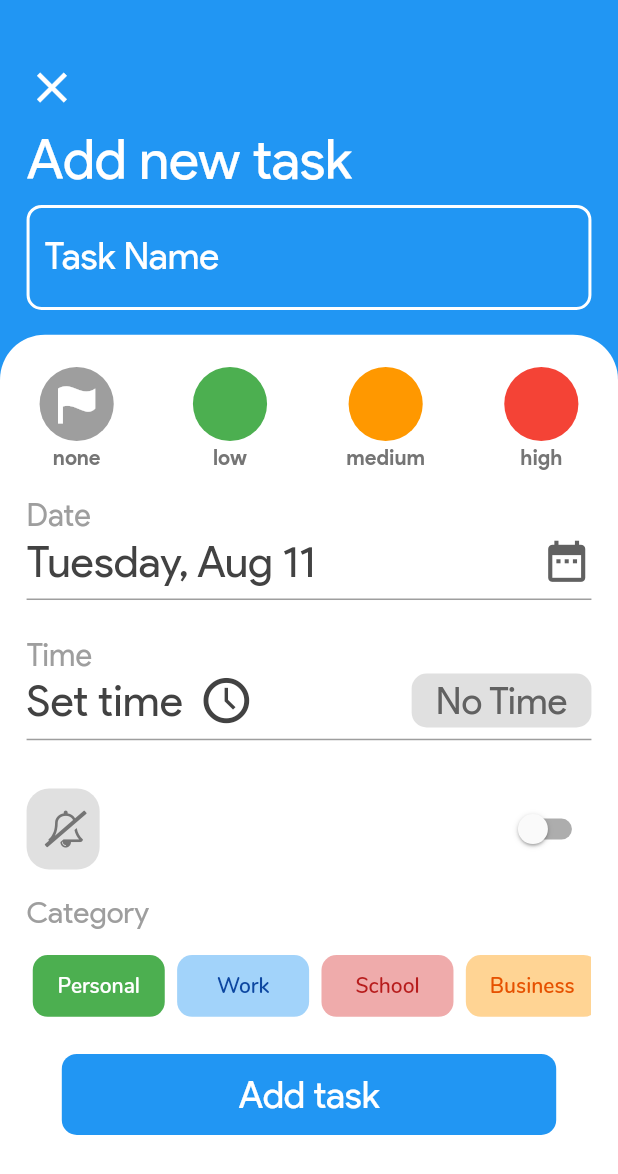
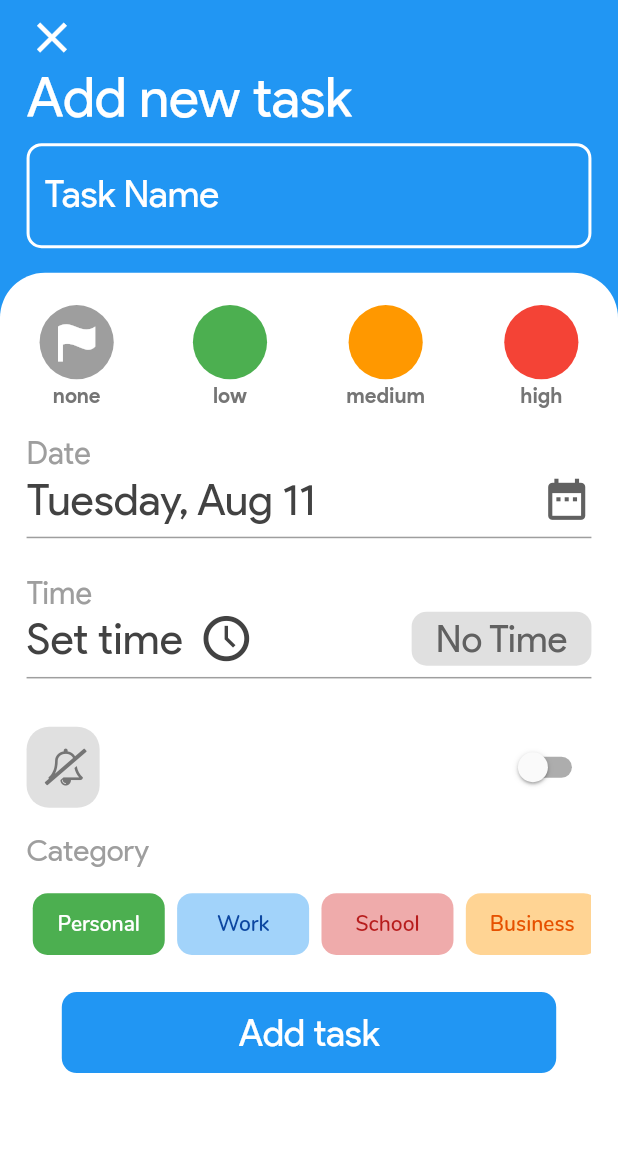
Before and after one commit to CreativelyLogical/todolist-app, a Flutter app: the AddTaskFullScreen screen opened directly, on a phone screen of 412 x 824 dp. Shown: the top 1174 px of the screen. Run offline on Flutter 3.47's test engine with Material 2 defaults, Android fonts, the light colour scheme and no system bars; our stand-ins replace circular_check_box, fluttertoast, sqflite, table_calendar; missing offline and left inert: device_calendar; accounts and stored records are empty.

Commit message:
Further beautify all tasks screen

```diff
--- a/lib/screens/add_task_fullscreen.dart
+++ b/lib/screens/add_task_fullscreen.dart
@@ -300,11 +300,13 @@ class _AddTaskFullScreenState extends State<AddTaskFullScreen>
     return Scaffold(
         resizeToAvoidBottomPadding: false,
         backgroundColor: kBlue,
-        body: Column(
+        body: SafeArea(
+          bottom: false,
+          child: Column(
             crossAxisAlignment: CrossAxisAlignment.start,
             children: <Widget>[
               SizedBox(
-              height: SizeConfig.screenHeight * 0.05,
+                height: SizeConfig.screenHeight * 0.01,
               ),
               Padding(
                 padding: EdgeInsets.symmetric(
@@ -329,35 +331,14 @@ class _AddTaskFullScreenState extends State<AddTaskFullScreen>
                         SizedBox(
                           width: SizeConfig.screenWidth * 0.03,
                         ),
-//                      Text(
-//                        'New Task',
-//                        style: TextStyle(
-//                          fontSize: SizeConfig.blockSizeVertical *
-//                              SizeConfig.blockSizeHorizontal,
-//                          color: kWhite,
-//                        ),
-//                      )
                       ],
                     ),
-//                  FlatButton(
-//                    shape: RoundedRectangleBorder(
-//                      borderRadius: BorderRadius.all(Radius.circular(10.0)),
-//                    ),
-//                    color: kWhite,
-//                    child: Text(
-//                      'Add Task',
-//                      style: TextStyle(
-//                        color: kBlue,
-//                      ),
-//                    ),
-//                    onPressed: () {},
-//                  ),
                   ],
                 ),
               ),
-            SizedBox(
-              height: SizeConfig.screenHeight * 0.01,
-            ),
+//            SizedBox(
+//              height: SizeConfig.screenHeight * 0.01,
+//            ),
               Padding(
                 padding: EdgeInsets.only(
                   left: SizeConfig.blockSizeHorizontal * 4.3,
@@ -426,22 +407,22 @@ class _AddTaskFullScreenState extends State<AddTaskFullScreen>
 //                crossAxisAlignment: CrossAxisAlignment.start,
                     padding: EdgeInsets.only(top: 5),
                     children: <Widget>[
-//                    Padding(
-//                      padding: EdgeInsets.only(
-//                        left: SizeConfig.blockSizeHorizontal * 4.3,
-//                        top: SizeConfig.screenHeight * 0.02,
-//                      ),
-//                      child: Text(
-//                        'Priority',
-//                        style: TextStyle(
-//                          fontSize: SizeConfig.blockSizeVertical * 2.5,
-//                          color: Colors.grey.shade500,
+//                      Padding(
+//                        padding: EdgeInsets.only(
+//                          left: SizeConfig.blockSizeHorizontal * 4.3,
+//                          top: SizeConfig.screenHeight * 0.02,
 //                        ),
-//                      ),
-//                    ), // priority
+//                        child: Text(
+//                          'Priority',
+//                          style: TextStyle(
+//                            fontSize: SizeConfig.blockSizeVertical * 2.5,
+//                            color: Colors.grey.shade500,
+//                          ),
+//                        ),
+//                      ), // priority
                       Padding(
-                      padding:
-                          EdgeInsets.only(top: SizeConfig.screenHeight * 0.02),
+                        padding: EdgeInsets.only(
+                            top: SizeConfig.screenHeight * 0.02),
                         child: Row(
                           mainAxisAlignment: MainAxisAlignment.spaceAround,
                           children: <Widget>[
@@ -668,8 +649,9 @@ class _AddTaskFullScreenState extends State<AddTaskFullScreen>
                                   'No Time',
                                   style: TextStyle(
                                     fontSize: SizeConfig.blockSizeVertical * 3,
-                                  color:
-                                      timeOption == 'no time' ? kWhite : kGrey,
+                                    color: timeOption == 'no time'
+                                        ? kWhite
+                                        : kGrey,
                                   ),
                                 ),
                                 onPressed: () {
@@ -725,7 +707,8 @@ class _AddTaskFullScreenState extends State<AddTaskFullScreen>
                                               context: context,
                                               builder: (BuildContext context) =>
                                                   DurationPicker(
-                                              setReminderCallback: (reminder) {
+                                                setReminderCallback:
+                                                    (reminder) {
                                                   selectedReminder = reminder;
                                                 },
                                               ),
@@ -735,20 +718,23 @@ class _AddTaskFullScreenState extends State<AddTaskFullScreen>
                                         child: Icon(
                                           remind == true
                                               ? NotificationBells.bell
-                                            : NotificationBells.bell_off_empty,
-                                        size: SizeConfig.blockSizeVertical * 3,
+                                              : NotificationBells
+                                                  .bell_off_empty,
+                                          size:
+                                              SizeConfig.blockSizeVertical * 3,
                                           color: remind == true
                                               ? Colors.blue.shade800
                                                   .withOpacity(controller.value)
                                               : Colors.grey.shade600
-                                                .withOpacity(controller.value),
+                                                  .withOpacity(
+                                                      controller.value),
                                         ),
                                       ),
                                       Padding(
                                         padding: selectedReminder != null
                                             ? EdgeInsets.only(
-                                              left:
-                                                  SizeConfig.screenWidth * 0.02)
+                                                left: SizeConfig.screenWidth *
+                                                    0.02)
                                             : EdgeInsets.all(0),
                                         child: Text(
                                           selectedReminder == null
@@ -756,7 +742,8 @@ class _AddTaskFullScreenState extends State<AddTaskFullScreen>
                                               : selectedReminder,
                                           style: TextStyle(
                                             fontSize:
-                                              SizeConfig.blockSizeVertical * 3,
+                                                SizeConfig.blockSizeVertical *
+                                                    3,
                                             color: remind == true
                                                 ? Colors.blue.shade800
                                                 : Colors.grey.shade600,
@@ -862,7 +849,8 @@ class _AddTaskFullScreenState extends State<AddTaskFullScreen>
                         ),
                         child: FlatButton(
                           shape: RoundedRectangleBorder(
-                          borderRadius: BorderRadius.all(Radius.circular(10.0)),
+                            borderRadius:
+                                BorderRadius.all(Radius.circular(10.0)),
                           ),
                           padding: EdgeInsets.symmetric(vertical: 12.0),
                           child: Text(
@@ -880,7 +868,8 @@ class _AddTaskFullScreenState extends State<AddTaskFullScreen>
                               priority: selectedPriority,
                               notes: 'no notes',
                               category: selectedCategory,
-                            alert: (remind == true && selectedReminder != null)
+                              alert:
+                                  (remind == true && selectedReminder != null)
                                       ? selectedReminder
                                       : 'no reminder',
                               time: timeOption == 'yes time'
@@ -1328,6 +1317,7 @@ class _AddTaskFullScreenState extends State<AddTaskFullScreen>
 //                ),
 //              )
             ],
+          ),
         )
 //      body:
         );
```
Also changed, not shown: lib/screens/all_tasks_screen.dart (+5 -2 lines). Lines whose indentation alone changed are shown as unchanged.
